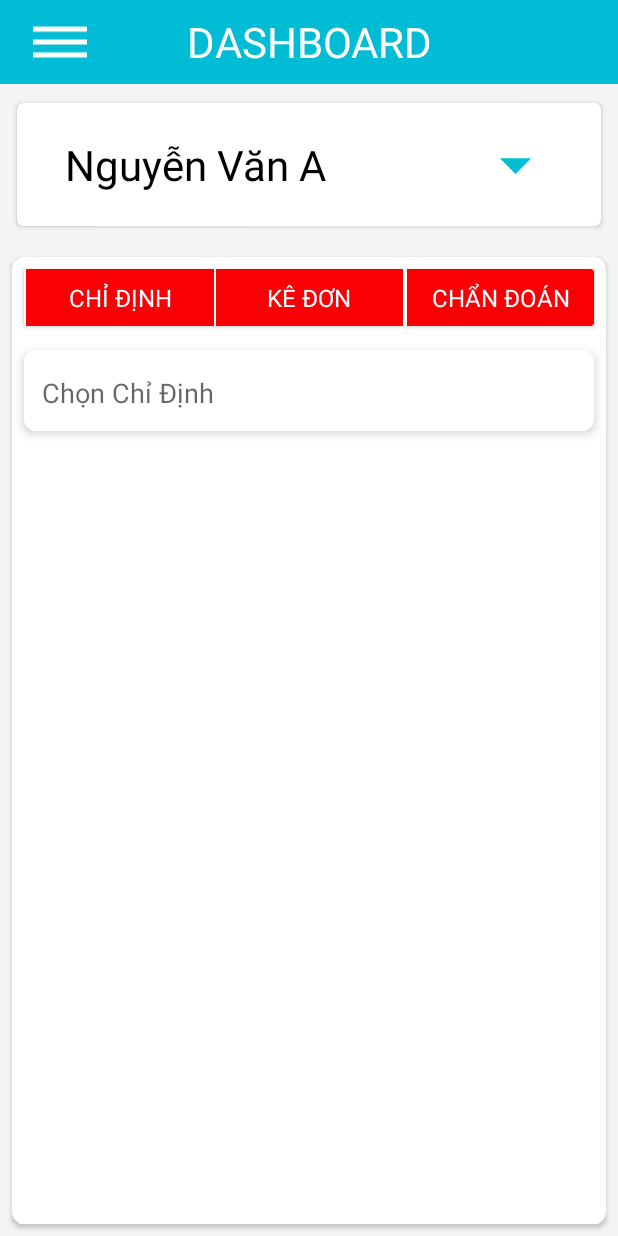
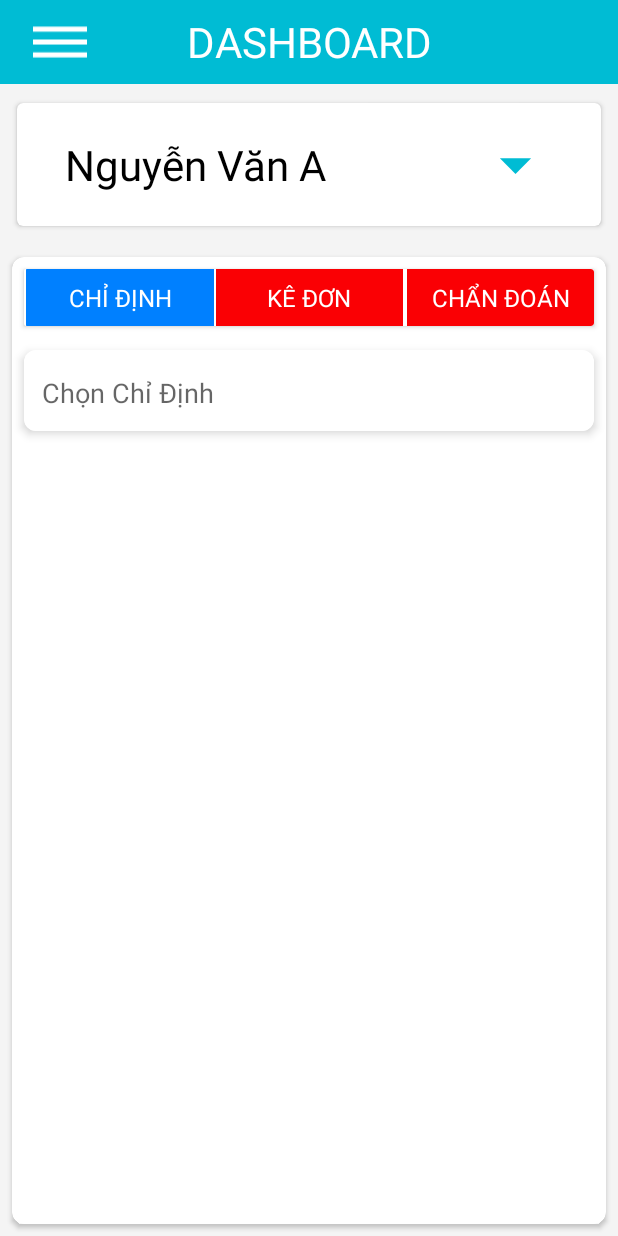
Before and after one commit to hhnchau/Icare, an Android app: the fragment Instruction placed in its activity, on a phone screen of 412 x 824 dp. Run offline under Robolectric (Android 15) with nearby library versions, the phone set to English and light mode, and no system bars; our stand-ins replace RxJava; libraries missing offline, so code that uses them is left out: com.github.mikephil.charting; network calls fail; 34 statements that could not run were skipped.

Commit message:
Commit fix DrugOrder

```diff
--- a/app/src/main/java/ptt/vn/icaremobileapp/adapter/HappeningAdapter.java
+++ b/app/src/main/java/ptt/vn/icaremobileapp/adapter/HappeningAdapter.java
@@ -142,8 +142,8 @@ public class HappeningAdapter extends RecyclerView.Adapter<HappeningAdapter.MyVi
             tvHeartb = itemView.findViewById(R.id.tvHeartb);
             tvWeight = itemView.findViewById(R.id.edtWeight);
             icCopy = itemView.findViewById(R.id.icCopy);
-            icEdit = itemView.findViewById(R.id.icDelete);
-            icDelete = itemView.findViewById(R.id.icEdit);
+            icEdit = itemView.findViewById(R.id.icEdit);
+            icDelete = itemView.findViewById(R.id.icDelete);
         }
     }
 
--- a/app/src/main/java/ptt/vn/icaremobileapp/dialog/DialogNewHappening.java
+++ b/app/src/main/java/ptt/vn/icaremobileapp/dialog/DialogNewHappening.java
@@ -69,7 +69,7 @@ public class DialogNewHappening {
 
             final MyInputText edtHappening = dialog.findViewById(R.id.edtHappening);
             final MyInputText edtDatetime = dialog.findViewById(R.id.edtDatetime);
-            final MyInputText edtDoctor = dialog.findViewById(R.id.tvNumber);
+            final MyInputText edtDoctor = dialog.findViewById(R.id.edtDoctor);
             final MyInputText edtCircuit = dialog.findViewById(R.id.edtCircuit);
             final MyInputText edtBlood = dialog.findViewById(R.id.edtBlood);
             final MyInputText edtTemperature = dialog.findViewById(R.id.edtTemperature);
@@ -97,9 +97,9 @@ public class DialogNewHappening {
             if (happening != null) {
                 edtHappening.setText(happening.getHappening());
                 edtDatetime.setText(Utils.dateConvert(happening.getDatecreate(), Utils.ddMMyyyyTHHmmss, Utils.ddMMyyyyHHmm));
-                edtDoctor.setText(happening.getNamedoctor());
+                if (happening.getNamedoctor() != null) edtDoctor.setText(happening.getNamedoctor());
                 edtCircuit.setText(String.valueOf(happening.getCircui()));
-                edtBlood.setText(happening.getBlomax()+"");// + " / " + happening.getBlomin());
+                edtBlood.setText(happening.getBlomax() + "");// + " / " + happening.getBlomin());
                 edtTemperature.setText(String.valueOf(happening.getTemper()));
                 edtHeartbeat.setText(String.valueOf(happening.getHeartb()));
                 edtWeight.setText(String.valueOf(happening.getWeight()));
--- a/app/src/main/java/ptt/vn/icaremobileapp/fragment/inpatient/Instruction.java
+++ b/app/src/main/java/ptt/vn/icaremobileapp/fragment/inpatient/Instruction.java
@@ -67,25 +67,26 @@ public class Instruction extends BaseFragment {
 
     private void setupTabButton(final FragmentManager fragmentManager) {
         MyTabButton myTabButton = view.findViewById(R.id.toggle);
+        myTabButton.setActive(MyTabButton.TAB2);
         myTabButton.setOnToggleSelectedListener(new MyTabButton.OnToggledListener() {
             @Override
             public void onToggled(Fragmentez fzg) {
                 if (getActivity() != null) {
                     switch (fzg) {
                         case THAM_KHAM:
-                            Fragmentuz.addFrame( fragmentManager, Fragmentez.THAM_KHAM, R.id.frame, Directionez.NEXT);
+                            Fragmentuz.addFrame(fragmentManager, Fragmentez.THAM_KHAM, R.id.frame, Directionez.NEXT);
                             break;
                         case SERVICE_ITEM:
                             Fragmentuz.addFrame(fragmentManager, Fragmentez.SERVICE_ITEM, R.id.frame, Directionez.NEXT);
                             break;
                         case DRUG_ORDER:
-                            Fragmentuz.addFrame( fragmentManager, Fragmentez.DRUG_ORDER, R.id.frame, Directionez.NEXT);
+                            Fragmentuz.addFrame(fragmentManager, Fragmentez.DRUG_ORDER, R.id.frame, Directionez.NEXT);
                             break;
                         case DRUG_ORDER_OUTSIDE:
-                            Fragmentuz.addFrame( fragmentManager, Fragmentez.DRUG_ORDER_OUTSIDE, R.id.frame, Directionez.NEXT);
+                            Fragmentuz.addFrame(fragmentManager, Fragmentez.DRUG_ORDER_OUTSIDE, R.id.frame, Directionez.NEXT);
                             break;
                         case DIAGNOSE:
-                            Fragmentuz.addFrame( fragmentManager, Fragmentez.DIAGNOSE, R.id.frame, Directionez.NEXT);
+                            Fragmentuz.addFrame(fragmentManager, Fragmentez.DIAGNOSE, R.id.frame, Directionez.NEXT);
                             break;
                     }
                 }
--- a/app/src/main/java/ptt/vn/icaremobileapp/togglebutton/MyTabButton.java
+++ b/app/src/main/java/ptt/vn/icaremobileapp/togglebutton/MyTabButton.java
@@ -7,11 +7,19 @@ import android.support.v7.widget.CardView;
 import android.util.AttributeSet;
 import android.view.LayoutInflater;
 import android.view.View;
+import android.widget.RadioButton;
+import android.widget.RadioGroup;
 
 import ptt.vn.icaremobileapp.R;
 import ptt.vn.icaremobileapp.enums.Fragmentez;
 
 public class MyTabButton extends CardView implements View.OnClickListener {
+    public static final int TAB1 = 1;
+    public static final int TAB2 = 2;
+    public static final int TAB3 = 3;
+    public static final int TAB4 = 4;
+    public static final int TAB5 = 5;
+    private RadioButton radio1, radio2, radio3, radio4, radio5;
 
 
     public MyTabButton(@NonNull Context context) {
@@ -34,14 +42,26 @@ public class MyTabButton extends CardView implements View.OnClickListener {
         LayoutInflater inflater = (LayoutInflater) context.getSystemService(Context.LAYOUT_INFLATER_SERVICE);
         if (inflater != null) {
             inflater.inflate(R.layout.my_tabbutton, this);
-            findViewById(R.id.btn1).setOnClickListener(this);
-            findViewById(R.id.btn2).setOnClickListener(this);
-            findViewById(R.id.btn3).setOnClickListener(this);
-            findViewById(R.id.btn4).setOnClickListener(this);
-            findViewById(R.id.btn5).setOnClickListener(this);
+            radio1 = findViewById(R.id.btn1);
+            radio1.setOnClickListener(this);
+            radio2 = findViewById(R.id.btn2);
+            radio2.setOnClickListener(this);
+            radio3 = findViewById(R.id.btn3);
+            radio3.setOnClickListener(this);
+            radio4 = findViewById(R.id.btn4);
+            radio4.setOnClickListener(this);
+            radio5 = findViewById(R.id.btn5);
+            radio5.setOnClickListener(this);
         }
     }
 
+    public void setActive(int p) {
+        if (p == TAB1) radio1.setChecked(true);
+        else if (p == TAB2) radio2.setChecked(true);
+        else if (p == TAB3) radio3.setChecked(true);
+        else if (p == TAB4) radio4.setChecked(true);
+        else if (p == TAB5) radio5.setChecked(true);
+    }
 
     @Override
     public void onClick(View v) {
--- a/app/src/main/java/ptt/vn/icaremobileapp/utils/Fragmentuz.java
+++ b/app/src/main/java/ptt/vn/icaremobileapp/utils/Fragmentuz.java
@@ -159,7 +159,7 @@ public class Fragmentuz {
             fragmentManager
                     .beginTransaction()
                     .setCustomAnimations(enter, exit)
-                    .add(frame, frg, name)
+                    .replace(frame, frg, name)
                     .commit();
     }
 
```
Also changed, not shown: app/src/main/java/ptt/vn/icaremobileapp/fragment/inpatient/InpatientList.java (+1 -7 lines).
